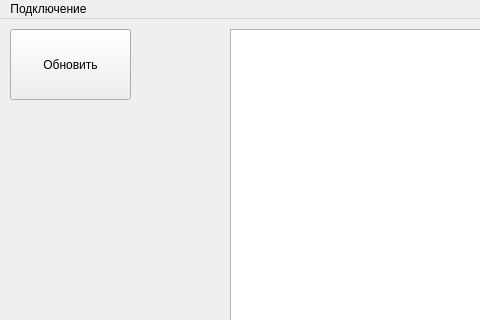
The window that DBMS/mainwindow.ui (Vatulin/DBMS) describes before a commit, drawn with Qt 5; both pictures show x 0 to 480 and y 0 to 320 of the 800 by 600 pixel window.
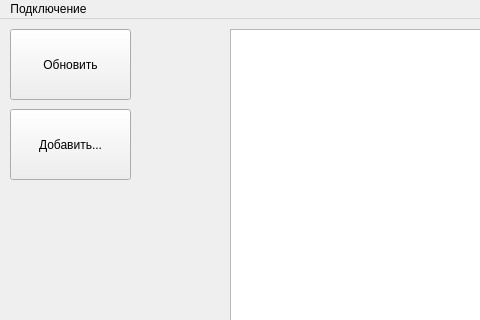
The same window after the commit.

Diff of the .ui file:
```diff
--- a/DBMS/mainwindow.ui
+++ b/DBMS/mainwindow.ui
@@ -37,6 +37,19 @@
      </rect>
     </property>
    </widget>
+   <widget class="QPushButton" name="add">
+    <property name="geometry">
+     <rect>
+      <x>10</x>
+      <y>90</y>
+      <width>121</width>
+      <height>71</height>
+     </rect>
+    </property>
+    <property name="text">
+     <string>Добавить...</string>
+    </property>
+   </widget>
   </widget>
   <widget class="QMenuBar" name="menubar">
    <property name="geometry">
```
